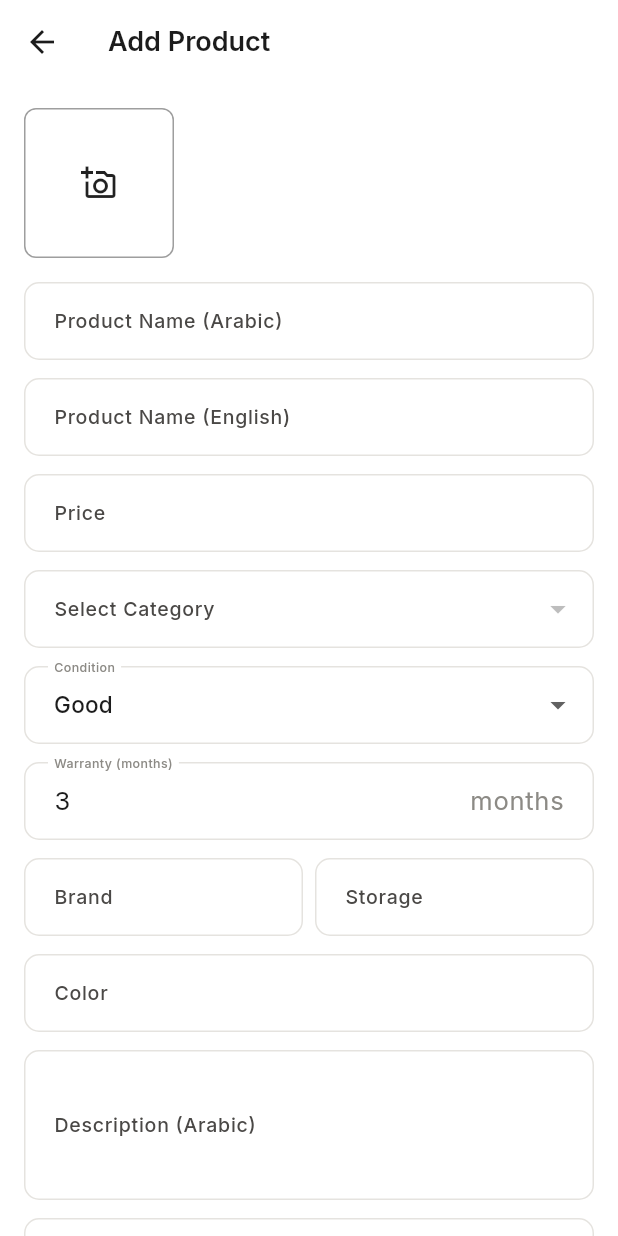
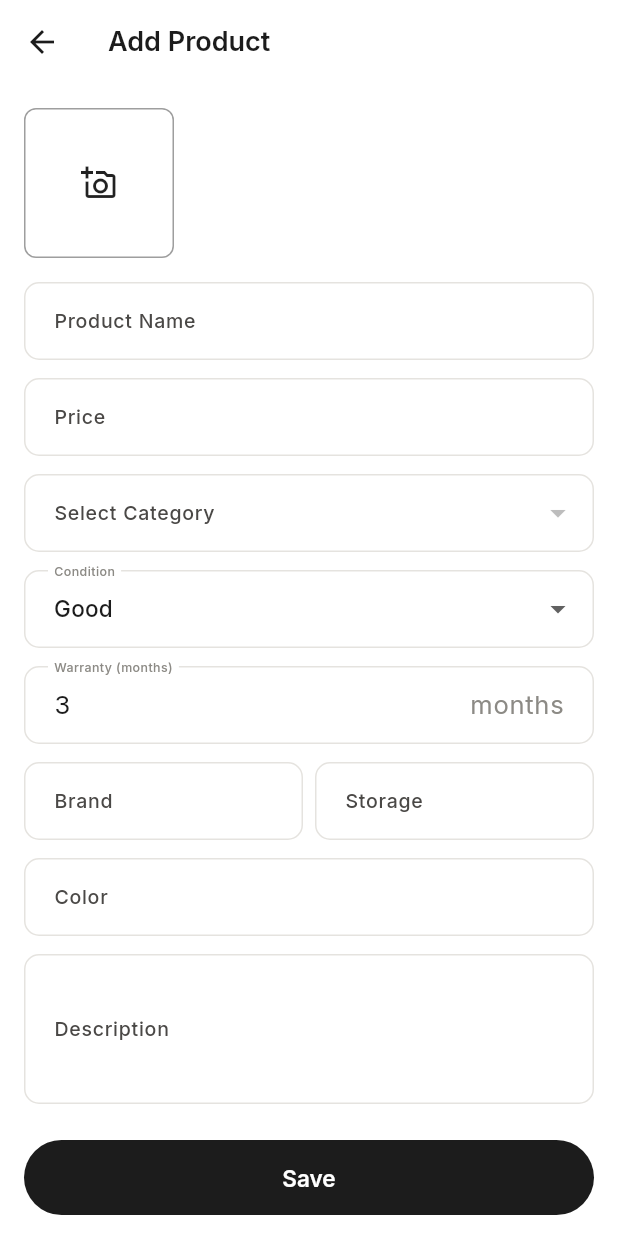
Before and after one commit to Mokhtar1001/Used_Phone-, a Flutter app: the AddEditProductScreen screen opened directly, on a phone screen of 412 x 824 dp. Run offline on Flutter 3.47's test engine with Material 3 defaults, Android fonts, the phone set to English and light mode, and no system bars; our stand-ins replace cached_network_image, firebase_core, firebase_messaging, fl_chart, flutter_local_notifications, flutter_svg and 5 more; accounts and stored records are empty; network calls fail; project files that could hold a hidden picture were left out.

Commit message:
new icone

```diff
--- a/lib/models/product.dart
+++ b/lib/models/product.dart
@@ -19,6 +19,9 @@ class Product {
   /// مدة الضمان بالشهور (الافتراضي 3 شهور)
   final int warrantyMonths;
 
+  /// نسبة صحة البطارية % (للآيفون بس)
+  final int? batteryHealth;
+
   Product({
     required this.id,
     this.categoryId,
@@ -37,6 +40,7 @@ class Product {
     this.viewsCount = 0,
     this.images = const [],
     this.warrantyMonths = 3,
+    this.batteryHealth,
   });
 
   String name(bool isArabic) => isArabic ? nameAr : nameEn;
@@ -105,6 +109,7 @@ class Product {
       viewsCount: json['views_count'] ?? 0,
       images: images,
       warrantyMonths: (json['warranty_months'] as num?)?.toInt() ?? 3,
+      batteryHealth: (json['battery_health'] as num?)?.toInt(),
     );
   }
 
@@ -121,5 +126,6 @@ class Product {
         'color': color,
         'status': status,
         'warranty_months': warrantyMonths,
+        if (batteryHealth != null) 'battery_health': batteryHealth,
       };
 }
--- a/lib/screens/admin/add_edit_product_screen.dart
+++ b/lib/screens/admin/add_edit_product_screen.dart
@@ -8,6 +8,9 @@ import '../../services/product_service.dart';
 import '../../models/product.dart';
 import '../../models/category.dart';
 import '../../providers/locale_provider.dart';
+import '../../core/responsive.dart';
+import '../../widgets/desktop_top_nav.dart';
+import '../../widgets/profile_menu_button.dart';
 
 /// يخزن الملف المختار مع الـ bytes بتاعته مع بعض - عشان نقرأ الملف مرة واحدة بس
 /// ونستخدمه في المعاينة (Image.memory) والرفع، بطريقة شغالة على كل المنصات (موبايل وويب)
@@ -29,29 +32,64 @@ class _AddEditProductScreenState extends State<AddEditProductScreen> {
   final _formKey = GlobalKey<FormState>();
   final _service = ProductService();
 
-  final _nameArController = TextEditingController();
   final _nameEnController = TextEditingController();
-  final _descArController = TextEditingController();
   final _descEnController = TextEditingController();
   final _priceController = TextEditingController();
   final _brandController = TextEditingController();
   final _storageController = TextEditingController();
   final _colorController = TextEditingController();
   final _warrantyController = TextEditingController(text: '3');
+  final _batteryController = TextEditingController();
 
   String? _categoryId;
   String _condition = 'good';
   List<ProductCategory> _categories = [];
   List<String> _existingImages = [];
+  // صور قديمة الأدمن شالها - بتتمسح فعليًا لما يدوس حفظ
+  final List<String> _removedImages = [];
   final List<_PickedImage> _newImages = [];
   bool _isSaving = false;
   bool get _isEditing => widget.productId != null;
 
+  /// هل المنتج آيفون؟ (من القسم أو الماركة أو الاسم) - لو آيفون بنطلب نسبة البطارية
+  bool get _isIphone {
+    bool hit(String t) {
+      final v = t.toLowerCase();
+      return v.contains('iphone') || v.contains('apple') || v.contains('ايفون') || v.contains('آيفون') || v.contains('ابل') || v.contains('أبل');
+    }
+
+    for (final c in _categories) {
+      if (c.id == _categoryId && (hit(c.name(false)) || hit(c.name(true)))) return true;
+    }
+    return hit(_brandController.text) || hit(_nameEnController.text);
+  }
+
   @override
   void initState() {
     super.initState();
+    _brandController.addListener(_refresh);
+    _nameEnController.addListener(_refresh);
     _loadCategories();
     if (_isEditing) _loadProduct();
+  }
+
+  void _refresh() {
+    if (mounted) setState(() {});
+  }
+
+  @override
+  void dispose() {
+    _brandController.removeListener(_refresh);
+    _nameEnController.removeListener(_refresh);
+    _nameEnController.dispose();
+    _descEnController.dispose();
+    _priceController.dispose();
+    _brandController.dispose();
+    _storageController.dispose();
+    _colorController.dispose();
+    _warrantyController.dispose();
+    _batteryController.dispose();
+    super.dispose();
   }
 
   Future<void> _loadCategories() async {
@@ -62,9 +100,7 @@ class _AddEditProductScreenState extends State<AddEditProductScreen> {
   Future<void> _loadProduct() async {
     final product = await _service.getProductById(widget.productId!);
     setState(() {
-      _nameArController.text = product.nameAr;
       _nameEnController.text = product.nameEn;
-      _descArController.text = product.descriptionAr ?? '';
       _descEnController.text = product.descriptionEn ?? '';
       _priceController.text = product.price.toString();
       _brandController.text = product.brand ?? '';
@@ -73,7 +109,8 @@ class _AddEditProductScreenState extends State<AddEditProductScreen> {
       _categoryId = product.categoryId;
       _condition = product.condition ?? 'good';
       _warrantyController.text = product.warrantyMonths.toString();
-      _existingImages = product.images;
+      _existingImages = List<String>.from(product.images);
+      _batteryController.text = product.batteryHealth?.toString() ?? '';
     });
   }
 
@@ -84,6 +121,17 @@ class _AddEditProductScreenState extends State<AddEditProductScreen> {
       final bytes = await picked.readAsBytes();
       setState(() => _newImages.add(_PickedImage(picked, bytes)));
     }
+  }
+
+  void _removeExistingImage(String url) {
+    setState(() {
+      _existingImages.remove(url);
+      _removedImages.add(url);
+    });
+  }
+
+  void _removeNewImage(_PickedImage img) {
+    setState(() => _newImages.remove(img));
   }
 
   Future<void> _save() async {
@@ -112,9 +160,10 @@ class _AddEditProductScreenState extends State<AddEditProductScreen> {
     final product = Product(
       id: '',
       categoryId: _categoryId,
-      nameAr: _nameArController.text.trim(),
+      // الأدمن بيدخل إنجليزي بس - بنكرره في الحقول العربي عشان الداتابيز/الشاشات القديمة تفضل شغالة
+      nameAr: _nameEnController.text.trim(),
       nameEn: _nameEnController.text.trim(),
-      descriptionAr: _descArController.text.trim(),
+      descriptionAr: _descEnController.text.trim(),
       descriptionEn: _descEnController.text.trim(),
       price: double.tryParse(_priceController.text) ?? 0,
       condition: _condition,
@@ -124,6 +173,7 @@ class _AddEditProductScreenState extends State<AddEditProductScreen> {
       status: 'available',
       createdAt: DateTime.now(),
       warrantyMonths: int.tryParse(_warrantyController.text.trim()) ?? 3,
+      batteryHealth: _isIphone ? int.tryParse(_batteryController.text.trim()) : null,
     );
 
     String productId;
@@ -132,6 +182,10 @@ class _AddEditProductScreenState extends State<AddEditProductScreen> {
       await _service.updateProduct(productId, product);
     } else {
       productId = await _service.createProduct(product);
+    }
+
+    for (final url in _removedImages) {
+      await _service.deleteProductImageByUrl(productId, url);
     }
 
     for (final image in _newImages) {
@@ -146,34 +200,58 @@ class _AddEditProductScreenState extends State<AddEditProductScreen> {
   Widget build(BuildContext context) {
     final isArabic = context.watch<LocaleProvider>().isArabic;
 
+    final title = _isEditing ? (isArabic ? 'تعديل منتج' : 'Edit Product') : (isArabic ? 'إضافة منتج' : 'Add Product');
+    final isDesktop = Responsive.isDesktop(context);
+
+    // نافيجيشن علوي على الديسكتوب/الويب (زي باقي الصفحات)، وAppBar عادي على الموبايل
+    final PreferredSizeWidget appBar = isDesktop
+        ? DesktopTopNav(
+            selectedIndex: 0,
+            onDestinationSelected: (_) {},
+            items: const [],
+            trailing: const Row(mainAxisSize: MainAxisSize.min, children: [ProfileMenuButton()]),
+          )
+        : AppBar(title: Text(title));
+
     return Scaffold(
-      appBar: AppBar(title: Text(_isEditing ? (isArabic ? 'تعديل منتج' : 'Edit Product') : (isArabic ? 'إضافة منتج' : 'Add Product'))),
-      body: SingleChildScrollView(
+      appBar: appBar,
+      body: Align(
+        alignment: Alignment.topCenter,
+        child: ConstrainedBox(
+          constraints: const BoxConstraints(maxWidth: 760),
+          child: SingleChildScrollView(
             padding: const EdgeInsets.all(16),
             child: Form(
               key: _formKey,
               child: Column(
                 crossAxisAlignment: CrossAxisAlignment.stretch,
                 children: [
+                  if (isDesktop)
+                    Padding(
+                      padding: const EdgeInsets.only(bottom: 16),
+                      child: Row(
+                        children: [
+                          IconButton(onPressed: () => Navigator.maybePop(context), icon: const Icon(Icons.arrow_back)),
+                          const SizedBox(width: 8),
+                          Text(title, style: const TextStyle(fontSize: 22, fontWeight: FontWeight.w700)),
+                        ],
+                      ),
+                    ),
                   // الصور
                   SizedBox(
                     height: 100,
                     child: ListView(
                       scrollDirection: Axis.horizontal,
                       children: [
-                    ..._existingImages.map((url) => Padding(
-                          padding: const EdgeInsets.only(right: 8),
-                          child: ClipRRect(
-                            borderRadius: BorderRadius.circular(8),
-                            child: CachedNetworkImage(imageUrl: url, width: 100, height: 100, fit: BoxFit.cover),
-                          ),
+                        ..._existingImages.map((url) => _imageTile(
+                              image: CachedNetworkImage(imageUrl: url, width: 100, height: 100, fit: BoxFit.cover),
+                              onRemove: () => _removeExistingImage(url),
+                              isArabic: isArabic,
                             )),
-                    ..._newImages.map((img) => Padding(
-                          padding: const EdgeInsets.only(right: 8),
-                          child: ClipRRect(
-                            borderRadius: BorderRadius.circular(8),
-                            child: Image.memory(img.bytes, width: 100, height: 100, fit: BoxFit.cover),
-                          ),
+                        ..._newImages.map((img) => _imageTile(
+                              image: Image.memory(img.bytes, width: 100, height: 100, fit: BoxFit.cover),
+                              onRemove: () => _removeNewImage(img),
+                              isArabic: isArabic,
                             )),
                         InkWell(
                           onTap: _pickImage,
@@ -192,15 +270,9 @@ class _AddEditProductScreenState extends State<AddEditProductScreen> {
                   ),
                   const SizedBox(height: 16),
                   TextFormField(
-                controller: _nameArController,
-                decoration: InputDecoration(labelText: isArabic ? 'اسم المنتج (عربي)' : 'Product Name (Arabic)'),
-                validator: (v) => (v == null || v.isEmpty) ? (isArabic ? 'مطلوب' : 'Required') : null,
-              ),
-              const SizedBox(height: 12),
-              TextFormField(
                     controller: _nameEnController,
-                decoration: InputDecoration(labelText: isArabic ? 'اسم المنتج (إنجليزي)' : 'Product Name (English)'),
-                validator: (v) => (v == null || v.isEmpty) ? (isArabic ? 'مطلوب' : 'Required') : null,
+                    decoration: InputDecoration(labelText: isArabic ? 'اسم المنتج' : 'Product Name'),
+                    validator: (v) => (v == null || v.trim().isEmpty) ? (isArabic ? 'مطلوب' : 'Required') : null,
                   ),
               const SizedBox(height: 12),
               TextFormField(
@@ -253,17 +325,31 @@ class _AddEditProductScreenState extends State<AddEditProductScreen> {
               ),
               const SizedBox(height: 12),
               TextFormField(controller: _colorController, decoration: InputDecoration(labelText: isArabic ? 'اللون' : 'Color')),
+              // اختبار إضافي للآيفون: نسبة صحة البطارية
+              if (_isIphone) ...[
                 const SizedBox(height: 12),
                 TextFormField(
-                controller: _descArController,
-                maxLines: 3,
-                decoration: InputDecoration(labelText: isArabic ? 'الوصف (عربي)' : 'Description (Arabic)'),
+                  controller: _batteryController,
+                  keyboardType: TextInputType.number,
+                  inputFormatters: [FilteringTextInputFormatter.digitsOnly, LengthLimitingTextInputFormatter(3)],
+                  decoration: InputDecoration(
+                    labelText: isArabic ? 'نسبة البطارية (Battery Health)' : 'Battery Health',
+                    suffixText: '%',
+                    prefixIcon: const Icon(Icons.battery_charging_full_outlined),
                   ),
+                  validator: (v) {
+                    final n = int.tryParse(v ?? '');
+                    if (n == null) return isArabic ? 'اكتب نسبة البطارية' : 'Enter battery health';
+                    if (n < 1 || n > 100) return isArabic ? 'من 1 إلى 100' : 'Must be 1-100';
+                    return null;
+                  },
+                ),
+              ],
               const SizedBox(height: 12),
               TextFormField(
                 controller: _descEnController,
                 maxLines: 3,
-                decoration: InputDecoration(labelText: isArabic ? 'الوصف (إنجليزي)' : 'Description (English)'),
+                decoration: InputDecoration(labelText: isArabic ? 'الوصف' : 'Description'),
               ),
               const SizedBox(height: 24),
               ElevatedButton(
@@ -276,6 +362,36 @@ class _AddEditProductScreenState extends State<AddEditProductScreen> {
             ),
           ),
         ),
+      ),
+    ),
+  );
+  }
+
+  /// صورة مصغّرة بزرار X صغير لحذفها
+  Widget _imageTile({required Widget image, required VoidCallback onRemove, required bool isArabic}) {
+    return Padding(
+      padding: const EdgeInsetsDirectional.only(end: 8),
+      child: Stack(
+        children: [
+          ClipRRect(borderRadius: BorderRadius.circular(8), child: image),
+          PositionedDirectional(
+            top: 4,
+            end: 4,
+            child: Tooltip(
+              message: isArabic ? 'حذف الصورة' : 'Remove image',
+              child: InkWell(
+                onTap: onRemove,
+                customBorder: const CircleBorder(),
+                child: Container(
+                  padding: const EdgeInsets.all(4),
+                  decoration: const BoxDecoration(color: Colors.black54, shape: BoxShape.circle),
+                  child: const Icon(Icons.close, size: 16, color: Colors.white),
+                ),
+              ),
+            ),
+          ),
+        ],
+      ),
     );
   }
 }
```
Also changed, not shown: lib/screens/customer/home_screen.dart (+26 -27 lines), lib/screens/customer/product_details_screen.dart (+9 -0 lines), lib/services/product_service.dart (+15 -0 lines), assets/images/icon_price.jpg (added), assets/images/icon_store.jpg (added), assets/images/icon_verified.jpg (added), assets/images/icon_warranty.jpg (added), assets/images/phone.jpg (added). Lines whose indentation alone changed are shown as unchanged.
